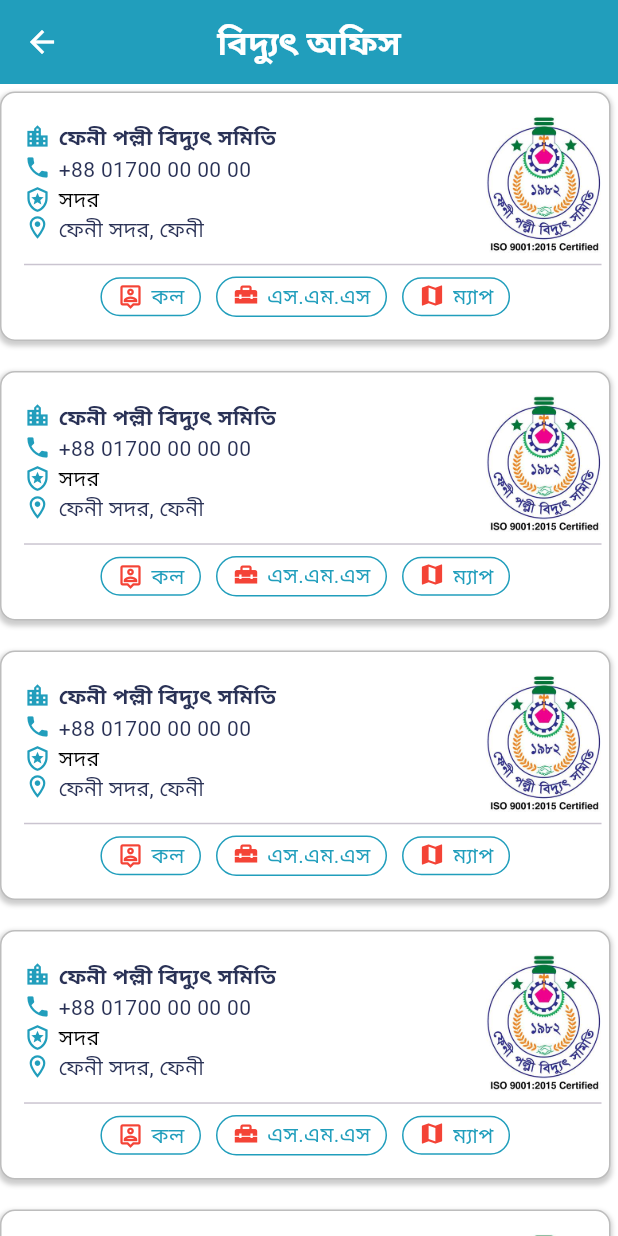
After one commit to saeid721/feni_city, a Flutter app: the BidyutOfficeScreen screen opened directly, on a phone screen of 412 x 824 dp. The commit adds this screen. Run offline on Flutter 3.47's test engine with Material 3 defaults, Android fonts, the phone set to English and light mode, and no system bars; our stand-ins replace carousel_slider, get, shimmer, webview_flutter; Roboto replaces fonts that are missing (Poppins, Potta).

Commit message:
polli bidyut update

```diff
--- /dev/null
+++ b/lib/views/biddut_office_screen/bidyut_office_screen.dart
@@ -0,0 +1,60 @@
+import 'package:flutter/material.dart';
+import '../../global/widget/custom_app_bar.dart';
+import 'components/bidyut_office_widget.dart';
+
+class BidyutOfficeScreen extends StatefulWidget {
+  const BidyutOfficeScreen({super.key});
+
+  @override
+  State<BidyutOfficeScreen> createState() => _BidyutOfficeScreenState();
+}
+
+class _BidyutOfficeScreenState extends State<BidyutOfficeScreen> {
+
+  @override
+  void initState() {
+    // TODO: implement initState
+    super.initState();
+  }
+
+  @override
+  Widget build(BuildContext context) {
+      return Scaffold(
+        backgroundColor: Colors.white,
+        resizeToAvoidBottomInset: false,
+        appBar: PreferredSize(
+          preferredSize: const Size.fromHeight(56),
+          child: GlobalAppBar(
+            title: 'বিদ্যুৎ অফিস',
+            notiOnTap: () {},
+          ),
+        ),
+        body: SingleChildScrollView(
+          child: Column(
+            children: [
+              ListView.builder(
+                itemCount: 7,
+                shrinkWrap: true,
+                physics: NeverScrollableScrollPhysics(),
+                itemBuilder: (ctx, index) {
+                  return BidyutOfficeWidget(
+                    instituteName: "ফেনী পল্লী বিদ্যুৎ সমিতি",
+                    thana: "সদর",
+                    phone: "+88 01700 00 00 00",
+                    address: "ফেনী সদর, ফেনী",
+                    imagePath: 'assets/images/bidyut/fenipallibidyut.jpeg',
+                    call: "কল",
+                    sms: "এস.এম.এস",
+                    map: "ম্যাপ",
+                    onTap: () {
+
+                    },
+                  );
+                },
+              ),
+            ],
+          ),
+        ),
+      );
+  }
+}
--- /dev/null
+++ b/lib/views/biddut_office_screen/components/bidyut_office_widget.dart
@@ -0,0 +1,299 @@
+import 'package:flutter/material.dart';
+import 'package:url_launcher/url_launcher.dart';
+import '../../../../../../global/constants/colors_resources.dart';
+import '../../../../../../global/widget/global_text.dart';
+import '../../../global/constants/enum.dart';
+import '../../../global/widget/global_container.dart';
+import '../../../global/widget/global_image_loader.dart';
+import '../../../global/widget/global_sizedbox.dart';
+
+class BidyutOfficeWidget extends StatelessWidget {
+  final String instituteName;
+  final String phone;
+  final String thana;
+  final String address;
+  final String imagePath;
+  final String call;
+  final String sms;
+  final String map;
+
+  final Function() onTap;
+  const BidyutOfficeWidget({
+    super.key,
+    required this.instituteName,
+    required this.phone,
+    required this.thana,
+    required this.address,
+    required this.imagePath,
+    required this.call,
+    required this.sms,
+    required this.map,
+    required this.onTap,
+  });
+
+  Future<void> _makePhoneCall(String phone) async {
+    final Uri launchUri = Uri(scheme: 'tel', path: phone);
+    await launchUrl(launchUri);
+  }
+
+  Future<void> _sendSMS(String phone) async {
+    final Uri smsUri = Uri(scheme: 'sms', path: phone);
+    await launchUrl(smsUri);
+  }
+
+  Future<void> _openGoogleMap(
+      BuildContext context, String instituteName, String address) async {
+    final query = Uri.encodeComponent("$instituteName, $address");
+    final url = "https://www.google.com/maps/search/?api=1&query=$query";
+
+    try {
+      final uri = Uri.parse(url);
+
+      if (await canLaunchUrl(uri)) {
+        await launchUrl(
+          uri,
+          mode: LaunchMode.inAppWebView,
+          webViewConfiguration: const WebViewConfiguration(
+            enableJavaScript: true,
+          ),
+        );
+      } else {
+        _showSnackBar(context, 'Unable to open map in web view.');
+      }
+    } catch (e) {
+      _showSnackBar(context, 'An error occurred: $e');
+    }
+  }
+
+  void _showSnackBar(BuildContext context, String message) {
+    ScaffoldMessenger.of(context).showSnackBar(
+      SnackBar(
+        content: Text(message),
+      ),
+    );
+  }
+
+  @override
+  Widget build(BuildContext context) {
+    return GestureDetector(
+      onTap: onTap,
+      child: GlobalContainer(
+        padding: const EdgeInsets.only(left: 15, right: 5, top: 15, bottom: 15),
+        margin: const EdgeInsets.only(bottom: 15, top: 5, right: 5),
+        borderRadiusCircular: 10,
+        borderColor: ColorRes.borderColor,
+        elevation: 2,
+        child: Column(
+          children: [
+            Row(
+              mainAxisAlignment: MainAxisAlignment.spaceBetween,
+              children: [
+                Expanded(
+                  flex: 4,
+                  child: Column(
+                    children: [
+                      Row(
+                        crossAxisAlignment: CrossAxisAlignment.start,
+                        children: [
+                          const Icon(
+                            Icons.location_city,
+                            size: 18,
+                            color: ColorRes.primaryColor,
+                          ),
+                          sizedBoxW(5),
+                          GlobalText(
+                            str: instituteName,
+                            fontSize: 14,
+                            fontWeight: FontWeight.w600,
+                            color: ColorRes.textColor,
+                            maxLines: 2,
+                            overflow: TextOverflow.ellipsis,
+                          ),
+                        ],
+                      ),
+                      Row(
+                        crossAxisAlignment: CrossAxisAlignment.start,
+                        children: [
+                          const Icon(
+                            Icons.phone,
+                            size: 18,
+                            color: ColorRes.primaryColor,
+                          ),
+                          sizedBoxW(5),
+                          GlobalText(
+                            str: phone,
+                            fontSize: 14,
+                            fontWeight: FontWeight.w400,
+                            color: ColorRes.textColor,
+                            overflow: TextOverflow.ellipsis,
+                          ),
+                        ],
+                      ),
+                      Row(
+                        crossAxisAlignment: CrossAxisAlignment.center,
+                        children: [
+                          const Icon(
+                            Icons.local_police_outlined,
+                            size: 18,
+                            color: ColorRes.primaryColor,
+                          ),
+                          sizedBoxW(5),
+                          GlobalText(
+                            str: thana,
+                            fontSize: 14,
+                            fontWeight: FontWeight.w400,
+                            color: ColorRes.black,
+                            overflow: TextOverflow.ellipsis,
+                          ),
+                        ],
+                      ),
+                      Row(
+                        crossAxisAlignment: CrossAxisAlignment.start,
+                        children: [
+                          const Icon(
+                            Icons.location_on_outlined,
+                            size: 18,
+                            color: ColorRes.primaryColor,
+                          ),
+                          sizedBoxW(5),
+                          GlobalText(
+                            str: address,
+                            fontSize: 14,
+                            fontWeight: FontWeight.w400,
+                            color: ColorRes.textColor,
+                            maxLines: 2,
+                            overflow: TextOverflow.ellipsis,
+                          ),
+                        ],
+                      ),
+                    ],
+                  ),
+                ),
+                Expanded(
+                  flex: 1,
+                  child: SizedBox(
+                    child: GlobalImageLoader(
+                      imagePath: imagePath,
+                      width: 80,
+                      imageFor: ImageFor.asset,
+                      fit: BoxFit.fill,
+                    ),
+                  ),
+                ),
+              ],
+            ),
+            const Divider(),
+            Row(
+              crossAxisAlignment: CrossAxisAlignment.center,
+              mainAxisAlignment: MainAxisAlignment.center,
+              children: [
+                GestureDetector(
+                  onTap: () => _makePhoneCall(phone),
+                  child: Container(
+                    padding: const EdgeInsets.only(
+                        left: 10, right: 10, top: 2, bottom: 2),
+                    decoration: BoxDecoration(
+                      border: Border.all(
+                        color: ColorRes.primaryColor,
+                        width: 1.0,
+                      ),
+                      borderRadius: BorderRadius.circular(30),
+                      color: Colors.white,
+                    ),
+                    child: Row(
+                      crossAxisAlignment: CrossAxisAlignment.center,
+                      children: [
+                        const Icon(
+                          Icons.person_pin_outlined,
+                          size: 18,
+                          color: ColorRes.red,
+                        ),
+                        sizedBoxW(5),
+                        GlobalText(
+                          str: call,
+                          fontSize: 14,
+                          fontWeight: FontWeight.w400,
+                          color: ColorRes.primaryColor,
+                        ),
+                      ],
+                    ),
+                  ),
+                ),
+                sizedBoxW(10),
+                GestureDetector(
+                  onTap: () => _sendSMS(phone),
+                  child: Container(
+                    padding: const EdgeInsets.only(
+                        left: 10, right: 10, top: 2, bottom: 2),
+                    decoration: BoxDecoration(
+                      border: Border.all(
+                        color: ColorRes.primaryColor,
+                        width: 1.0,
+                      ),
+                      borderRadius: BorderRadius.circular(30),
+                      color: Colors.white,
+                    ),
+                    child: Row(
+                      crossAxisAlignment: CrossAxisAlignment.start,
+                      children: [
+                        const Icon(
+                          Icons.home_repair_service,
+                          size: 18,
+                          color: ColorRes.red,
+                        ),
+                        sizedBoxW(5),
+                        GlobalText(
+                          str: sms,
+                          fontSize: 14,
+                          fontWeight: FontWeight.w400,
+                          maxLines: 2,
+                          color: ColorRes.primaryColor,
+                          overflow: TextOverflow.ellipsis,
+                        ),
+                      ],
+                    ),
+                  ),
+                ),
+                sizedBoxW(10),
+                GestureDetector(
+                  onTap: () => _openGoogleMap(context, instituteName, address ),
+                  child: Container(
+                    padding: const EdgeInsets.only(
+                        left: 10, right: 10, top: 2, bottom: 2),
+                    decoration: BoxDecoration(
+                      border: Border.all(
+                        color: ColorRes.primaryColor,
+                        width: 1.0,
+                      ),
+                      borderRadius: BorderRadius.circular(30),
+                      color: Colors.white,
+                    ),
+                    child: Row(
+                      crossAxisAlignment: CrossAxisAlignment.start,
+                      children: [
+                        const Icon(
+                          Icons.map,
+                          size: 18,
+                          color: ColorRes.red,
+                        ),
+                        sizedBoxW(5),
+                        GlobalText(
+                          str: map,
+                          fontSize: 14,
+                          fontWeight: FontWeight.w400,
+                          color: ColorRes.primaryColor,
+                          overflow: TextOverflow.ellipsis,
+                        ),
+                      ],
+                    ),
+                  ),
+                ),
+                sizedBoxW(10),
+              ],
+            ),
+          ],
+        ),
+      ),
+    );
+  }
+}
--- a/lib/views/home_screen.dart
+++ b/lib/views/home_screen.dart
@@ -9,6 +9,7 @@
 import '../global/widget/global_container.dart';
 import '../global/widget/home_menu_widget.dart';
 import 'app_exit_dialog.dart';
+import 'biddut_office_screen/bidyut_office_screen.dart';
 import 'blood_screen/blood_web_view_screen.dart';
 import 'bus_screen/bus_web_view_screen.dart';
 import 'custom_drawer_screen.dart';
@@ -17,6 +18,7 @@
 import 'doctor_screen/doctor_web_view_screen.dart';
 import 'hospital_screen/hospital_web_view_screen.dart';
 import 'institute_screen/institute_screen.dart';
+import 'joruri_seba_screen/joruri_seba_screen.dart';
 import 'news_creeen/news_screen.dart';
 import 'train_screen/train_web_view_screen.dart';
 
@@ -206,7 +208,7 @@
                                 Get.to(()=> const DoctorScreen());
                                 break;
                               case 7:
-                                Get.to(()=> const DoctorScreen());
+                                Get.to(()=> const JoruriSebaScreen());
                                 break;
                               case 8:
                                 Get.to(()=> const DoctorScreen());
@@ -215,7 +217,7 @@
                                 Get.to(()=> const DoctorScreen());
                                 break;
                               case 10:
-                                Get.to(()=> const DoctorScreen());
+                                Get.to(()=> const BidyutOfficeScreen());
                                 break;
                               case 11:
                                 Get.to(()=> const DoctorScreen());
--- a/pubspec.yaml
+++ b/pubspec.yaml
@@ -43,6 +43,7 @@
     - assets/images/
     - assets/images/newspaper/
     - assets/images/institute/
+    - assets/images/bidyut/
 
   fonts:
      - family: Potta
```
Also changed, not shown: lib/views/joruri_seba_screen/components/joruri_seba_widget.dart (added, +211 -0 lines), lib/views/joruri_seba_screen/joruri_seba_screen.dart (added, +58 -0 lines), assets/images/bidyut/fenipallibidyut.jpeg (added).
